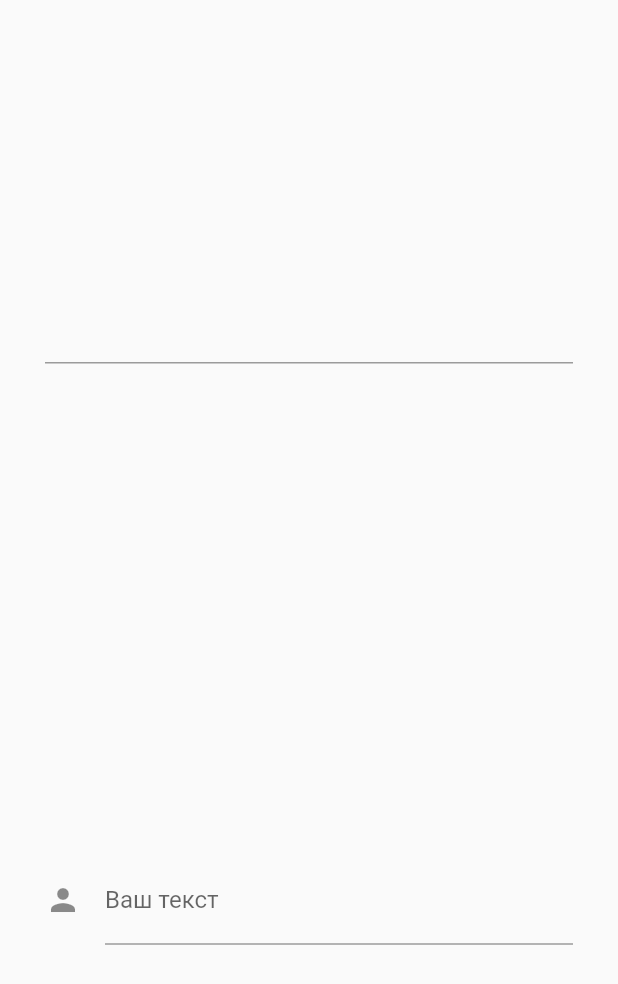
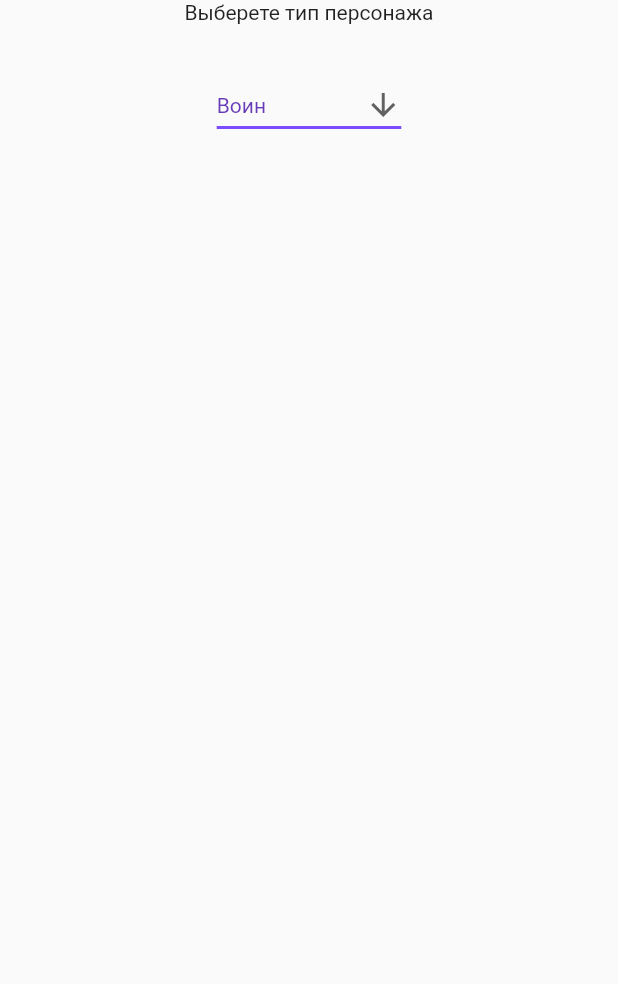
Before and after one commit to kirillnepomiluev/FlutterLessonsStemford, a Flutter app: the screen it shows after launch, on a phone screen of 412 x 824 dp. Shown: the top 984 px of the screen. Run offline on Flutter 3.47's test engine with Material 2 defaults, Android fonts, the phone set to English and light mode, and no system bars.

Commit message:
Урок 31

```diff
--- /dev/null
+++ b/lib/classList.dart
@@ -0,0 +1,7 @@
+
+List<String> classList = [
+  "Воин",
+  "Маг",
+  "Лучник",
+  "Чернокнижник",
+];
--- a/lib/main.dart
+++ b/lib/main.dart
@@ -1,19 +1,16 @@
 import 'package:flutter/material.dart';
+import 'package:lessons/classList.dart';
 
 void main() => runApp(MyApp());
-
 
 class MyApp extends StatelessWidget {
   @override
   Widget build(BuildContext context) {
     return MaterialApp(
-
       title: "Уроки Flutter",
       home: Lessons(),
-
     );
   }
-
 }
 
 class Lessons extends StatefulWidget {
@@ -22,62 +19,61 @@ class Lessons extends StatefulWidget {
 }
 
 class _LessonsState extends State<Lessons> {
-   TextEditingController _controller = TextEditingController();
-   TextEditingController _controller2 = TextEditingController();
-   @override
-   void dispose() {
-     _controller.dispose();
-     super.dispose();
-   }
+  String dropdownValue = 'Воин';
 
+  List<DropdownMenuItem<String>> dropDownItemsList = <DropdownMenuItem<String>> [
+    DropdownMenuItem<String>(
+      value: 'Воин',
+      child: Text('Воин'),
+    ),
+    DropdownMenuItem<String>(
+      value: 'Маг',
+      child: Text('Маг'),
+    ),
+    DropdownMenuItem<String>(
+      value: 'Лучник',
+      child: Text('Лучник'),
+    ),
+    DropdownMenuItem<String>(
+      value: 'Чернокнижник',
+      child: Text('Чернокнижник'),
+    )
+  ];
 
-   @override
+  @override
   Widget build(BuildContext context) {
-    return  Scaffold(
-      body: Padding(
-        padding: const EdgeInsets.all(30.0),
-        child: Column(  mainAxisAlignment: MainAxisAlignment.spaceAround,
+
+    return Scaffold(
+      body: Center(
+        child: Column(
           children: [
-            TextField(
-              controller: _controller,
-              onSubmitted: (String value) async {
-                await showDialog<void>(
-                  context: context,
-                  builder: (BuildContext context) {
-                    return AlertDialog(
-                      title: const Text('Thanks!'),
-                      content: Text(
-                          'You typed "$value", which has length ${value.characters.length}.'),
-                      actions: <Widget>[
-                        TextButton(
-                          onPressed: () {
-                            Navigator.pop(context);
-                          },
-                          child: const Text('OK'),
-                        ),
-                      ],
-                    );
+            Text("Выберете тип персонажа"),
+            Padding(
+              padding: const EdgeInsets.all(30.0),
+              child: DropdownButton<String>(
+                  value: dropdownValue,
+                  icon: const Icon(Icons.arrow_downward),
+                  iconSize: 24,
+                  elevation: 16,
+                  style: const TextStyle(color: Colors.deepPurple),
+                  underline: Container(
+                    height: 2,
+                    color: Colors.deepPurpleAccent,
+                  ),
+                  onChanged: (String? newValue) {
+                    setState(() {
+                      dropdownValue = newValue!;
+                    });
                   },
-                );
-              },
+                  items: dropDownItemsList),
+            //       items: classList.map((String item){
+            //         return DropdownMenuItem(
+            //             value: item,
+            //             child: Text(item),
+            //         );
+            //      }).toList(),
+            //   ),
             ),
-
-            Container(
-              width: 400,
-              child:
-              TextFormField(keyboardType: TextInputType.number,
-                controller: _controller2,
-                decoration: const InputDecoration(
-                  icon: Icon(Icons.person),
-                  hintText: 'Введите любой текст',
-                  labelText: 'Ваш текст',
-                ),
-
-
-              )
-              ,
-            ),
-
           ],
         ),
       ),
```
